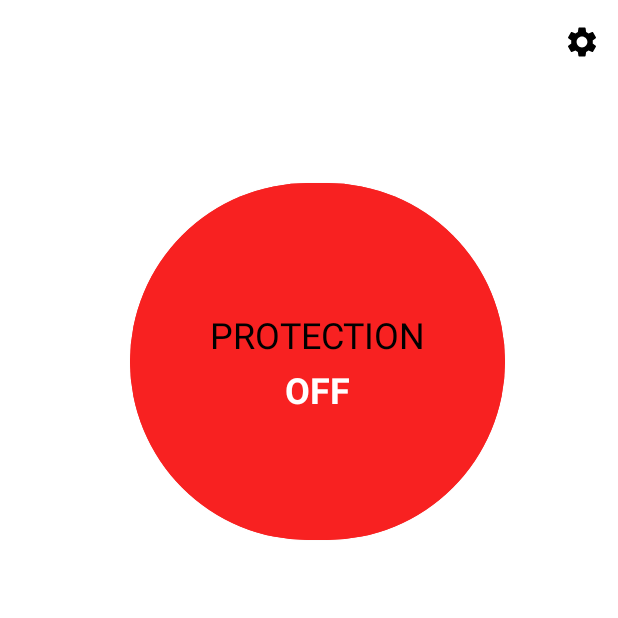
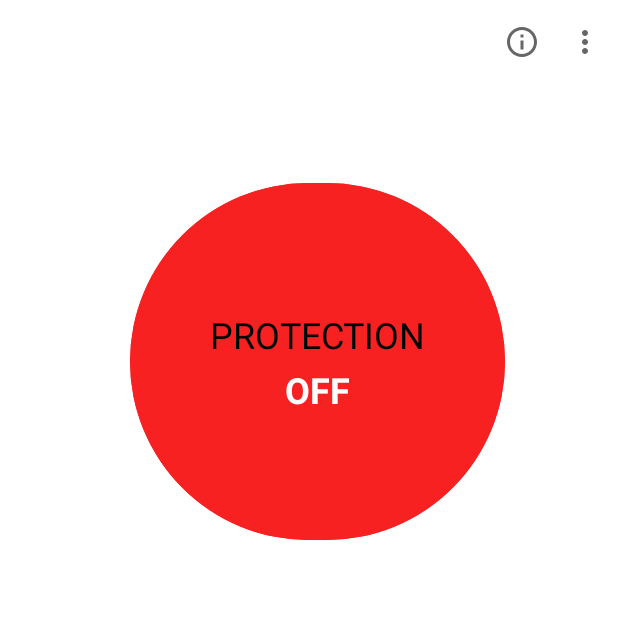
Before and after one commit to rahuladlakha/Women-Safety-App, an Android app: the MainActivity screen opened directly, with no data from a screen before it, on a phone screen of 412 x 824 dp, the top half of it. Run offline under Robolectric (Android 15) with nearby library versions, the phone set to English and light mode, and no system bars; libraries missing offline, so code that uses them is left out: com.hbb20.

Commit message:
A few bug fixes were introduced

```diff
--- a/app/src/main/AndroidManifest.xml
+++ b/app/src/main/AndroidManifest.xml
@@ -37,8 +37,7 @@
 
         <activity
             android:name=".MainActivity"
-            android:exported="true"
-            android:theme="@style/transparentActionBar">
+            android:exported="true">
             <!-- <intent-filter> -->
             <!-- <action android:name="android.intent.action.MAIN" /> -->
 
--- a/app/src/main/java/com/rahul/womensafetyapp/MainActivity.kt
+++ b/app/src/main/java/com/rahul/womensafetyapp/MainActivity.kt
@@ -31,6 +31,7 @@ class MainActivity : AppCompatActivity() {
     override fun onCreate(savedInstanceState: Bundle?) {
         super.onCreate(savedInstanceState)
         setContentView(R.layout.activity_main)
+        supportActionBar?.title = null
 
         material_button.setOnClickListener(object : View.OnClickListener{
             override fun onClick(p0: View?) {
@@ -67,9 +68,11 @@ class MainActivity : AppCompatActivity() {
 
     override fun onOptionsItemSelected(item: MenuItem): Boolean {
         when (item.itemId){
-            R.id.settings_item -> {
+            R.id.tutorial_item -> {
                 startActivity(Intent(this,SettingsActivity::class.java))
             }
+            R.id.policy_item ->{}
+            R.id.emergeny_contacts_item -> {}
         }
         return super.onOptionsItemSelected(item)
     }
--- a/app/src/main/res/menu/main_menu.xml
+++ b/app/src/main/res/menu/main_menu.xml
@@ -2,10 +2,16 @@
 <menu xmlns:android="http://schemas.android.com/apk/res/android"
     xmlns:app="http://schemas.android.com/apk/res-auto">
     <item
-        android:id="@+id/settings_item"
-        android:title="Settings"
-        android:icon="@drawable/ic_settings"
-        app:showAsAction="ifRoom"
-        />
+        android:id="@+id/tutorial_item"
+        android:title="Tutorial"
+        android:icon="@drawable/ic_info_outline"
+        app:showAsAction="ifRoom"/>
+    <item
+        android:id="@+id/emergeny_contacts_item"
+        android:title="Emergency Contacts" />
+
+    <item
+        android:id="@+id/policy_item"
+        android:title="Privacy Policy" />
 
 </menu>
--- a/app/src/main/res/values/themes.xml
+++ b/app/src/main/res/values/themes.xml
@@ -4,18 +4,20 @@
         <!-- Primary brand color. -->
         <item name="colorPrimary">@color/purple_500</item>
         <item name="colorPrimaryVariant">@color/purple_700</item>
-        <item name="colorOnPrimary">@color/white</item>
+        <item name="colorOnPrimary">@color/black</item>
         <!-- Secondary brand color. -->
         <item name="colorSecondary">@color/teal_200</item>
         <item name="colorSecondaryVariant">@color/teal_700</item>
         <item name="colorOnSecondary">@color/black</item>
         <!-- Status bar color. -->
         <item name="android:statusBarColor" tools:targetApi="l">?attr/colorPrimaryVariant</item>
+        <item name="actionBarTheme">@style/transparentActionBar</item>
+
         <!-- Customize your theme here. -->
     </style>
+
+    <!-- can use this theme for any activity in manifests -->
     <style name="transparentActionBar" parent="Theme.MaterialComponents.DayNight.DarkActionBar">
         <item name="colorPrimary">@color/transparent</item>
-        <item name="colorPrimaryVariant">@color/transparent</item>
-        <item name="colorOnPrimary">@color/white</item>
     </style>
 </resources>
```
Also changed, not shown: app/src/main/res/layout/activity_settings.xml (+137 -0 lines), app/src/main/res/drawable/background.jpg (added).
